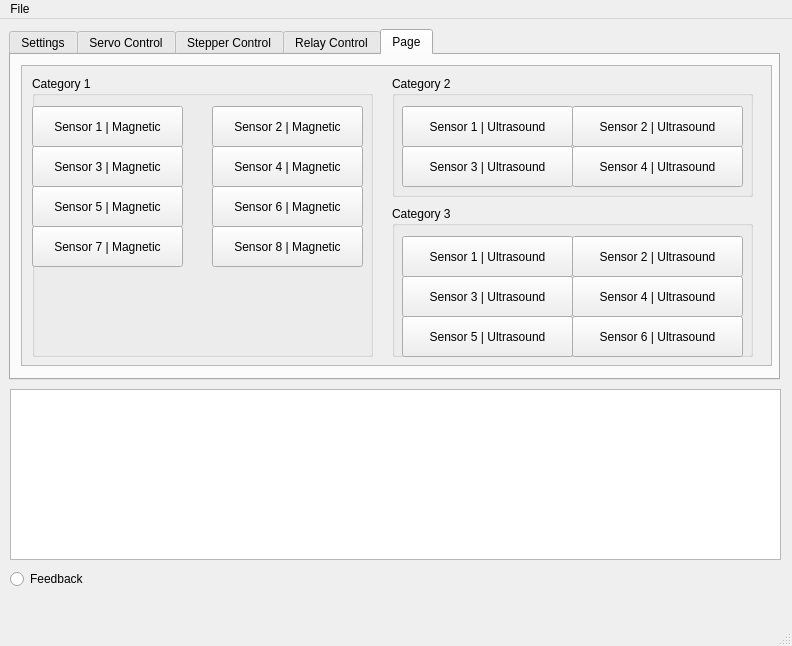
The window that main.ui (pratikguru/WNS-Board-Controller) describes before a commit, drawn with Qt 5.
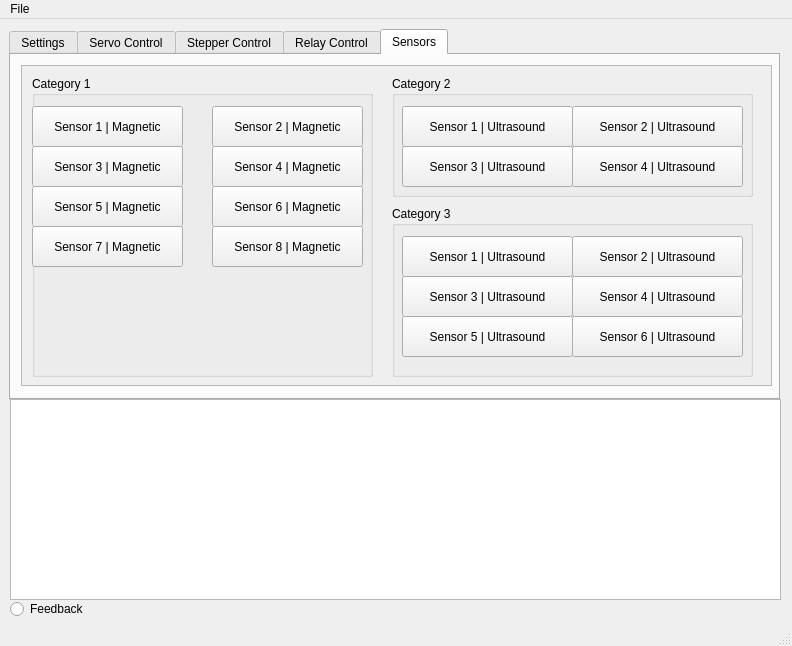
The same window after the commit.

The edit to the form file:
```diff
--- a/main.ui
+++ b/main.ui
@@ -35,7 +35,7 @@
       <x>9</x>
       <y>10</y>
       <width>771</width>
-      <height>351</height>
+      <height>371</height>
      </rect>
     </property>
     <property name="currentIndex">
@@ -420,7 +420,7 @@
     </widget>
     <widget class="QWidget" name="tab_4">
      <attribute name="title">
-      <string>Page</string>
+      <string>Sensors</string>
      </attribute>
      <widget class="QScrollArea" name="scrollArea">
       <property name="geometry">
@@ -428,7 +428,7 @@
         <x>10</x>
         <y>10</y>
         <width>751</width>
-        <height>301</height>
+        <height>321</height>
        </rect>
       </property>
       <property name="widgetResizable">
@@ -440,7 +440,7 @@
          <x>0</x>
          <y>0</y>
          <width>749</width>
-         <height>299</height>
+         <height>319</height>
         </rect>
        </property>
        <widget class="QGroupBox" name="groupBox">
@@ -449,7 +449,7 @@
           <x>10</x>
           <y>10</y>
           <width>341</width>
-          <height>281</height>
+          <height>301</height>
          </rect>
         </property>
         <property name="title">
@@ -631,7 +631,7 @@
           <x>370</x>
           <y>140</y>
           <width>361</width>
-          <height>151</height>
+          <height>171</height>
          </rect>
         </property>
         <property name="title">
@@ -724,9 +724,9 @@
     <property name="geometry">
      <rect>
       <x>10</x>
-      <y>370</y>
+      <y>380</y>
       <width>771</width>
-      <height>171</height>
+      <height>201</height>
      </rect>
     </property>
     <property name="frameShadow">
@@ -749,7 +749,7 @@
     <property name="geometry">
      <rect>
       <x>10</x>
-      <y>550</y>
+      <y>580</y>
       <width>100</width>
       <height>20</height>
      </rect>
```
Left out of the diff: 2 changed lines with no effect on the pictures.
